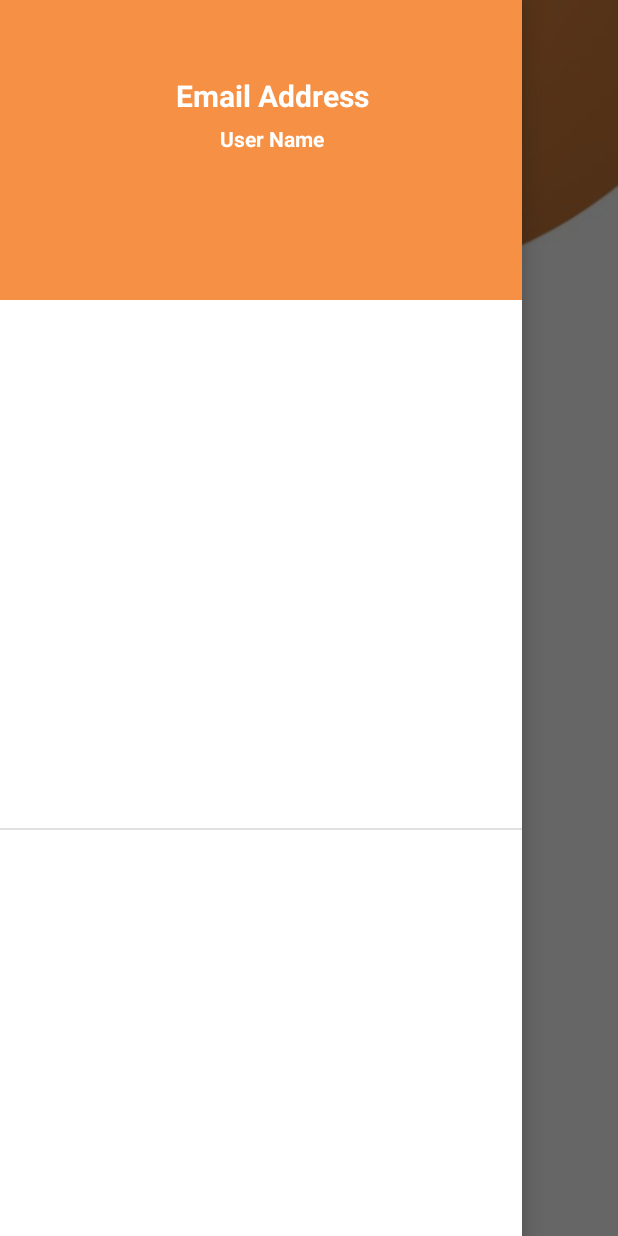
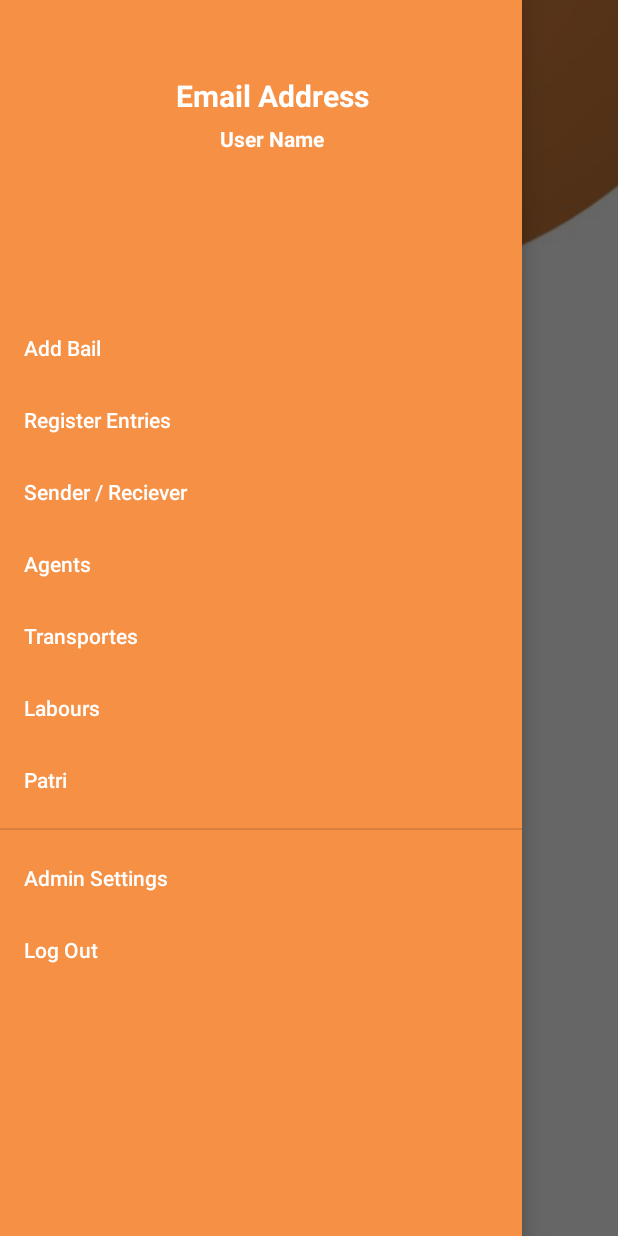
Before and after one commit to ashar312/RapidLine, an Android app: the Home screen opened directly, with no data from a screen before it, with the side drawer open, on a phone screen of 412 x 824 dp. Run offline under Robolectric (Android 15) with nearby library versions, the phone set to English and light mode, and no system bars.

Commit message:
more work.

```diff
--- a/app/src/main/java/com/project/rapidline/HomeScreens/Home.java
+++ b/app/src/main/java/com/project/rapidline/HomeScreens/Home.java
@@ -21,6 +21,7 @@ public class Home extends AppCompatActivity implements NavigationView.OnNavigati
     DrawerLayout drawerLayout;
     NavigationView navigationView;
     ActionBarDrawerToggle toggle;
+    Toolbar toolbar;
 
     enum Activities {
         SenderReciever,
@@ -37,9 +38,10 @@ public class Home extends AppCompatActivity implements NavigationView.OnNavigati
         setContentView(R.layout.activity_home);
 
         drawerLayout = findViewById(R.id.drawer);
+        toolbar = findViewById(R.id.toolbar1);
         navigationView = findViewById(R.id.navigationView);
         View header_view = navigationView.getHeaderView(0);
-        toggle = new ActionBarDrawerToggle(this,drawerLayout,R.string.drawerOpen,R.string.drawerClose);
+        toggle = new ActionBarDrawerToggle(this,drawerLayout,toolbar,R.string.drawerOpen,R.string.drawerClose);
         drawerLayout.addDrawerListener(toggle);
         toggle.syncState();
         navigationView.setNavigationItemSelectedListener(this);
--- a/app/src/main/res/layout/activity_home.xml
+++ b/app/src/main/res/layout/activity_home.xml
@@ -20,13 +20,8 @@
             android:text="Saeed Sons"
             android:textColor="@color/white"
             android:textSize="25dp"
-            android:gravity="center"
             android:layout_marginLeft="140dp"
-            android:textStyle="bold"
-            app:layout_constraintEnd_toEndOf="parent"
-            app:layout_constraintHorizontal_bias="0.5"
-            app:layout_constraintStart_toStartOf="parent"
-            app:layout_constraintTop_toTopOf="parent" />
+            android:textStyle="bold"/>
 
 
     </LinearLayout>
@@ -37,7 +32,7 @@
         android:id="@+id/navigationView"
         app:menu="@menu/menu_item"
         app:headerLayout="@layout/header_drawer"
-        android:background="@color/white"
+        android:background="@color/Brown"
         android:layout_gravity="start"
         app:itemTextColor="#fff"/>
 </androidx.drawerlayout.widget.DrawerLayout>
```
Also changed, not shown: app/src/main/res/layout/toolbar.xml (added, +10 -0 lines).
